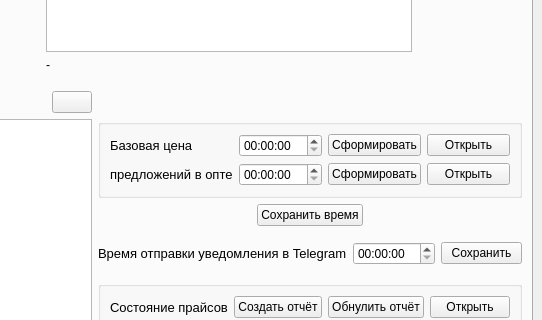
Old version of the form price_processing_2.ui in the repository tmptr1/price_processing; both pictures show x 565 to 1107 and y 277 to 597 of the 1107 by 833 pixel window.
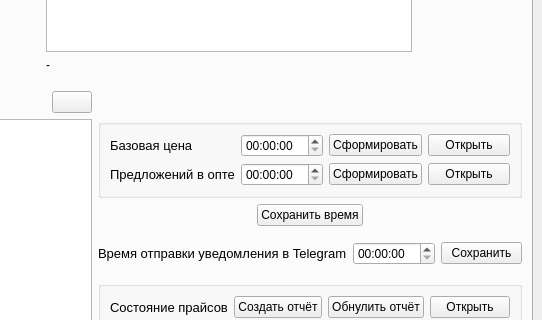
New version of the form. Icons and pictures are not drawn.

Patch:
```diff
--- a/price_processing_2.ui
+++ b/price_processing_2.ui
@@ -1591,7 +1591,7 @@
                     </font>
                    </property>
                    <property name="text">
-                    <string>предложений в опте</string>
+                    <string>Предложений в опте</string>
                    </property>
                   </widget>
                  </item>
```
